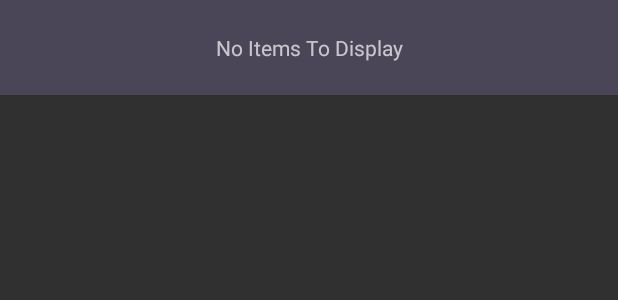
After one commit to MdManjurulHoqueJony/BucketDrops, an Android app: the layout no_item.xml on its own in the app's theme, with its tools: preview values and no code run, on a phone screen of 412 x 824 dp. The commit adds this screen. Shown: the top 300 px of the screen. Run offline under Robolectric (Android 15) with nearby library versions, the phone set to English and light mode, and no system bars.

Commit message:
Adapter With No Items View

```diff
--- /dev/null
+++ b/app/src/main/res/layout/no_item.xml
@@ -0,0 +1,12 @@
+<?xml version="1.0" encoding="utf-8"?>
+<TextView xmlns:android="http://schemas.android.com/apk/res/android"
+    android:id="@+id/tvNoItems"
+    android:layout_width="match_parent"
+    android:layout_height="wrap_content"
+    android:background="@drawable/bg_row_drop"
+    android:gravity="center"
+    android:paddingBottom="@dimen/tv_no_tems_vertical_padding"
+    android:paddingTop="@dimen/tv_no_tems_vertical_padding"
+    android:text="@string/str_no_items_to_display">
+
+</TextView>
--- a/app/src/main/res/values/dimens.xml
+++ b/app/src/main/res/values/dimens.xml
@@ -22,4 +22,5 @@
     <dimen name="row_drop_padding">22dp</dimen>
     <dimen name="iv_drop_size">12dp</dimen>
     <dimen name="tv_what_horizontal_padding">22dp</dimen>
+    <dimen name="tv_no_tems_vertical_padding">22dp</dimen>
 </resources>
--- a/app/src/main/res/values/strings.xml
+++ b/app/src/main/res/values/strings.xml
@@ -8,4 +8,5 @@
     <string name="action_least_time_left">Least Time Left</string>
     <string name="action_complete">Complete</string>
     <string name="action_incomplete">Incomplete</string>
+    <string name="str_no_items_to_display">No Items To Display</string>
 </resources>
```
Also changed, not shown: app/src/main/java/com/wordpress/jonyonandroidcraftsmanship/bucketdrops/AppBucketDrops.java (+18 -0 lines), app/src/main/java/com/wordpress/jonyonandroidcraftsmanship/bucketdrops/MainActivity.java (+5 -18 lines), app/src/main/java/com/wordpress/jonyonandroidcraftsmanship/bucketdrops/adapters/DropsAdapter.java (+41 -7 lines).
